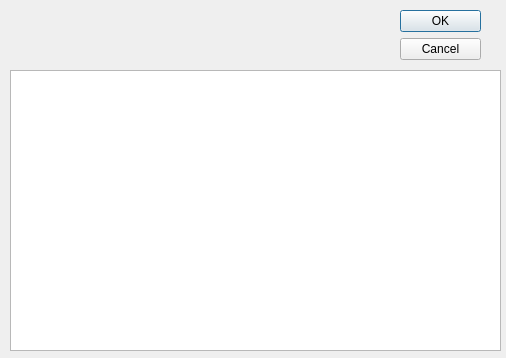
The window that itemdisplay.ui (P4TOO/BulkClub-System) describes before a commit, drawn with Qt 5.
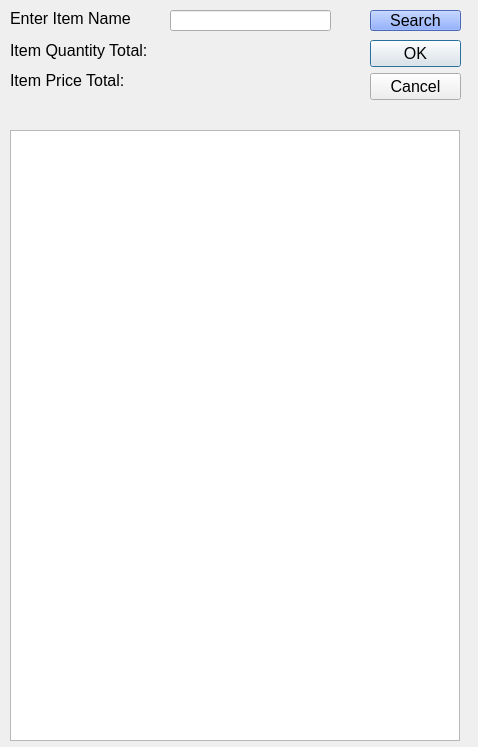
The same window after the commit.

Commit message: added itemdisplay window and modified storemanager ui

Patch:
```diff
--- a/itemdisplay.ui
+++ b/itemdisplay.ui
@@ -6,8 +6,8 @@
    <rect>
     <x>0</x>
     <y>0</y>
-    <width>506</width>
-    <height>358</height>
+    <width>478</width>
+    <height>747</height>
    </rect>
   </property>
   <property name="windowTitle">
@@ -16,12 +16,17 @@
   <widget class="QDialogButtonBox" name="buttonBox">
    <property name="geometry">
     <rect>
-     <x>400</x>
-     <y>10</y>
-     <width>81</width>
+     <x>370</x>
+     <y>40</y>
+     <width>91</width>
      <height>241</height>
     </rect>
    </property>
+   <property name="font">
+    <font>
+     <pointsize>12</pointsize>
+    </font>
+   </property>
    <property name="orientation">
     <enum>Qt::Vertical</enum>
    </property>
@@ -33,10 +38,95 @@
    <property name="geometry">
     <rect>
      <x>10</x>
+     <y>130</y>
+     <width>450</width>
+     <height>611</height>
+    </rect>
+   </property>
+  </widget>
+  <widget class="QLineEdit" name="itemSearchBar">
+   <property name="geometry">
+    <rect>
+     <x>170</x>
+     <y>10</y>
+     <width>161</width>
+     <height>21</height>
+    </rect>
+   </property>
+  </widget>
+  <widget class="QPushButton" name="searchButton">
+   <property name="geometry">
+    <rect>
+     <x>370</x>
+     <y>10</y>
+     <width>91</width>
+     <height>21</height>
+    </rect>
+   </property>
+   <property name="font">
+    <font>
+     <pointsize>12</pointsize>
+    </font>
+   </property>
+   <property name="styleSheet">
+    <string notr="true">background-color: rgb(105, 146, 255)</string>
+   </property>
+   <property name="text">
+    <string>Search</string>
+   </property>
+  </widget>
+  <widget class="QLabel" name="label">
+   <property name="geometry">
+    <rect>
+     <x>10</x>
+     <y>10</y>
+     <width>121</width>
+     <height>16</height>
+    </rect>
+   </property>
+   <property name="font">
+    <font>
+     <pointsize>12</pointsize>
+    </font>
+   </property>
+   <property name="text">
+    <string>Enter Item Name:</string>
+   </property>
+  </widget>
+  <widget class="QLabel" name="itemPriceTotal">
+   <property name="geometry">
+    <rect>
+     <x>10</x>
      <y>70</y>
-     <width>491</width>
-     <height>281</height>
+     <width>321</width>
+     <height>20</height>
     </rect>
+   </property>
+   <property name="font">
+    <font>
+     <pointsize>12</pointsize>
+    </font>
+   </property>
+   <property name="text">
+    <string>Item Price Total: </string>
+   </property>
+  </widget>
+  <widget class="QLabel" name="itemQuantityTotal">
+   <property name="geometry">
+    <rect>
+     <x>10</x>
+     <y>40</y>
+     <width>321</width>
+     <height>20</height>
+    </rect>
+   </property>
+   <property name="font">
+    <font>
+     <pointsize>12</pointsize>
+    </font>
+   </property>
+   <property name="text">
+    <string>Item Quantity Total: </string>
    </property>
   </widget>
  </widget>
```
The commit also changes 8 other files.
